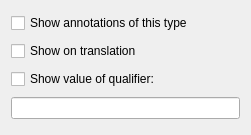
Qt form src/corelibs/U2View/src/ov_sequence/annot_highlight/ui/AnnotHighlightSettings.ui (violethaze74/ugene) before a commit.
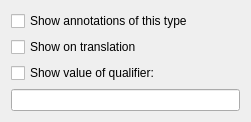
The same form after that commit.

Commit message: UGENE-3602 - Invalid layout of "Annotation Highlighting" options panel tab in Sequence View

Patch:
```diff
--- a/src/corelibs/U2View/src/ov_sequence/annot_highlight/ui/AnnotHighlightSettings.ui
+++ b/src/corelibs/U2View/src/ov_sequence/annot_highlight/ui/AnnotHighlightSettings.ui
@@ -14,6 +14,9 @@
    <string>Form</string>
   </property>
   <layout class="QGridLayout" name="gridLayout">
+   <property name="sizeConstraint">
+    <enum>QLayout::SetMinAndMaxSize</enum>
+   </property>
    <item row="1" column="0">
     <widget class="QCheckBox" name="checkShowOnTranslation">
      <property name="text">
```
The commit also changes 1 other file.
